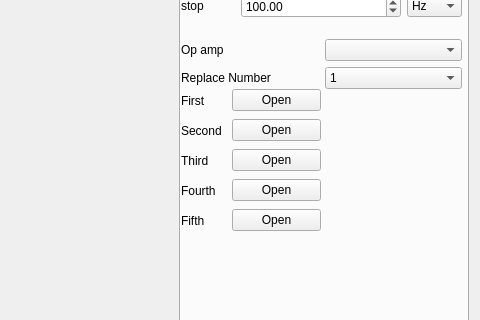
Old version of the form src/config.ui in the repository psdzzm/spice; both pictures show x 599 to 1079 and y 170 to 490 of the 1079 by 643 pixel window.
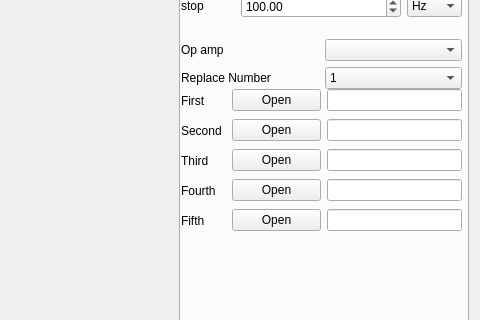
New version of the form. The open tabs and pages were chosen to show the change. Custom widgets are drawn as their Qt base class.

Diff of the .ui file:
```diff
--- a/src/config.ui
+++ b/src/config.ui
@@ -1092,9 +1092,9 @@
           </widget>
          </item>
          <item>
-          <widget class="QLabel" name="opened1">
-           <property name="text">
-            <string/>
+          <widget class="QLineEdit" name="opened1">
+           <property name="readOnly">
+            <bool>true</bool>
            </property>
           </widget>
          </item>
@@ -1135,9 +1135,9 @@
           </widget>
          </item>
          <item>
-          <widget class="QLabel" name="opened2">
-           <property name="text">
-            <string/>
+          <widget class="QLineEdit" name="opened2">
+           <property name="readOnly">
+            <bool>true</bool>
            </property>
           </widget>
          </item>
@@ -1178,9 +1178,9 @@
           </widget>
          </item>
          <item>
-          <widget class="QLabel" name="opened3">
-           <property name="text">
-            <string/>
+          <widget class="QLineEdit" name="opened3">
+           <property name="readOnly">
+            <bool>true</bool>
            </property>
           </widget>
          </item>
@@ -1221,9 +1221,9 @@
           </widget>
          </item>
          <item>
-          <widget class="QLabel" name="opened4">
-           <property name="text">
-            <string/>
+          <widget class="QLineEdit" name="opened4">
+           <property name="readOnly">
+            <bool>true</bool>
            </property>
           </widget>
          </item>
@@ -1264,9 +1264,9 @@
           </widget>
          </item>
          <item>
-          <widget class="QLabel" name="opened5">
-           <property name="text">
-            <string/>
+          <widget class="QLineEdit" name="opened5">
+           <property name="readOnly">
+            <bool>true</bool>
            </property>
           </widget>
          </item>
```
Left out of the diff: 10 changed lines with no effect on the pictures.
